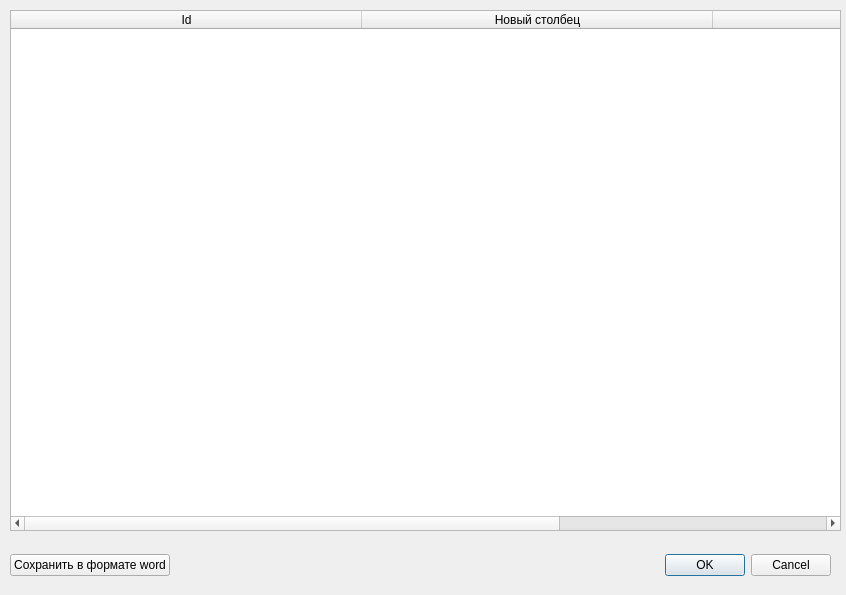
Old version of the form UI_files/residue_dialog.ui in the repository Vofanchik/AptecnyiSklad.
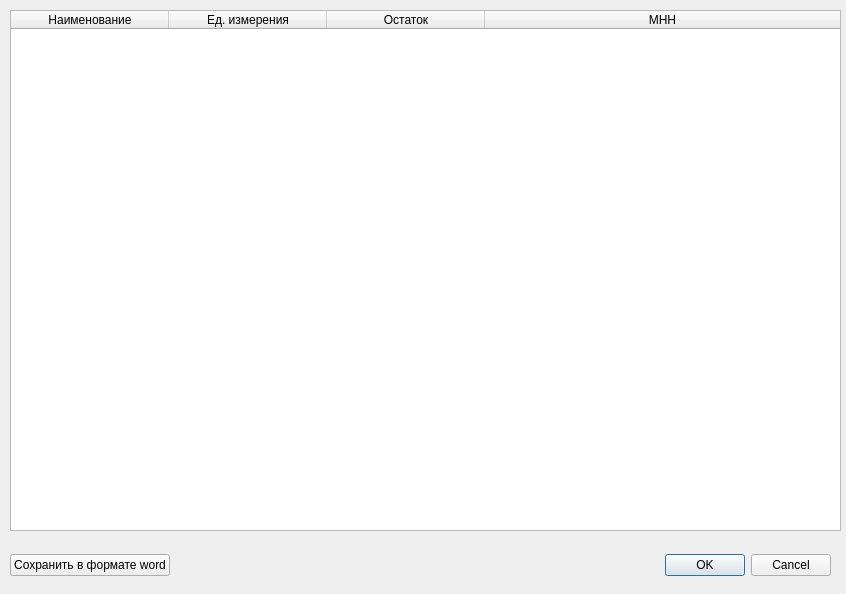
New version of the form.

Commit message: residue dialog completed

The edit to the form file:
```diff
--- a/UI_files/residue_dialog.ui
+++ b/UI_files/residue_dialog.ui
@@ -7,7 +7,7 @@
     <x>0</x>
     <y>0</y>
     <width>846</width>
-    <height>595</height>
+    <height>594</height>
    </rect>
   </property>
   <property name="windowTitle">
@@ -31,20 +31,23 @@
       <property name="selectionMode">
        <enum>QAbstractItemView::SingleSelection</enum>
       </property>
+      <property name="sortingEnabled">
+       <bool>true</bool>
+      </property>
       <attribute name="horizontalHeaderDefaultSectionSize">
-       <number>351</number>
+       <number>158</number>
       </attribute>
       <attribute name="horizontalHeaderStretchLastSection">
        <bool>true</bool>
       </attribute>
       <column>
        <property name="text">
-        <string>Id</string>
+        <string>Наименование</string>
        </property>
       </column>
       <column>
        <property name="text">
-        <string>Новый столбец</string>
+        <string>Ед. измерения</string>
        </property>
       </column>
       <column>
@@ -52,6 +55,11 @@
         <string>Остаток</string>
        </property>
       </column>
+      <column>
+       <property name="text">
+        <string>МНН</string>
+       </property>
+      </column>
      </widget>
     </item>
    </layout>
```
Left out of the diff: 2 changed lines with no effect on the pictures. The commit also changes 7 other files.
